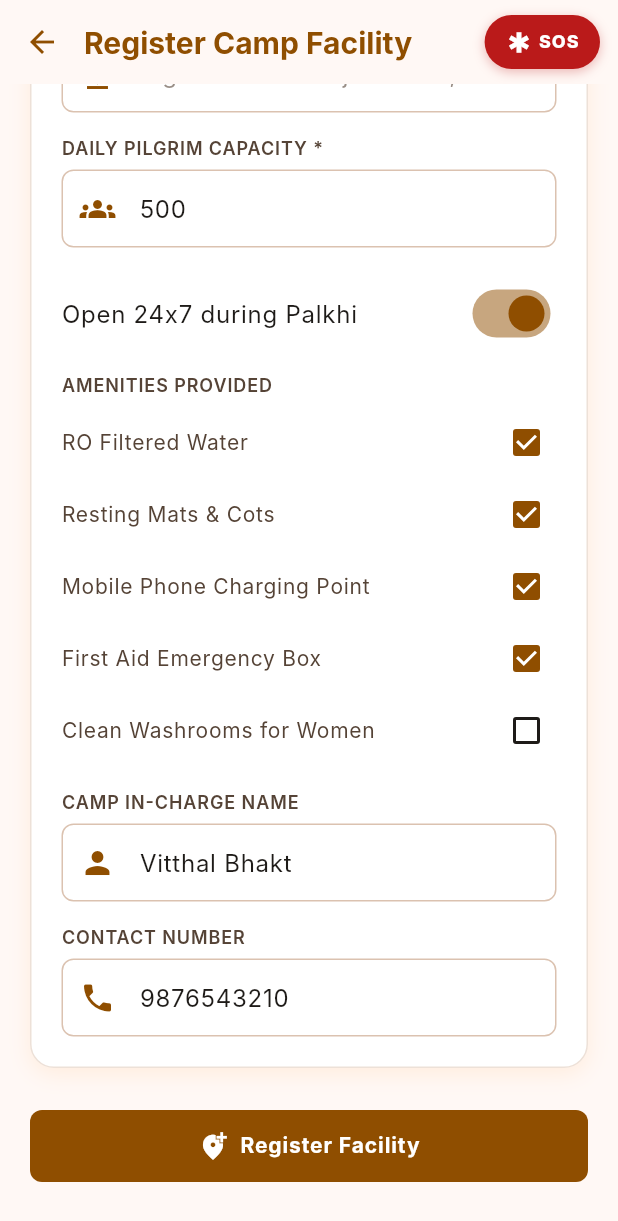
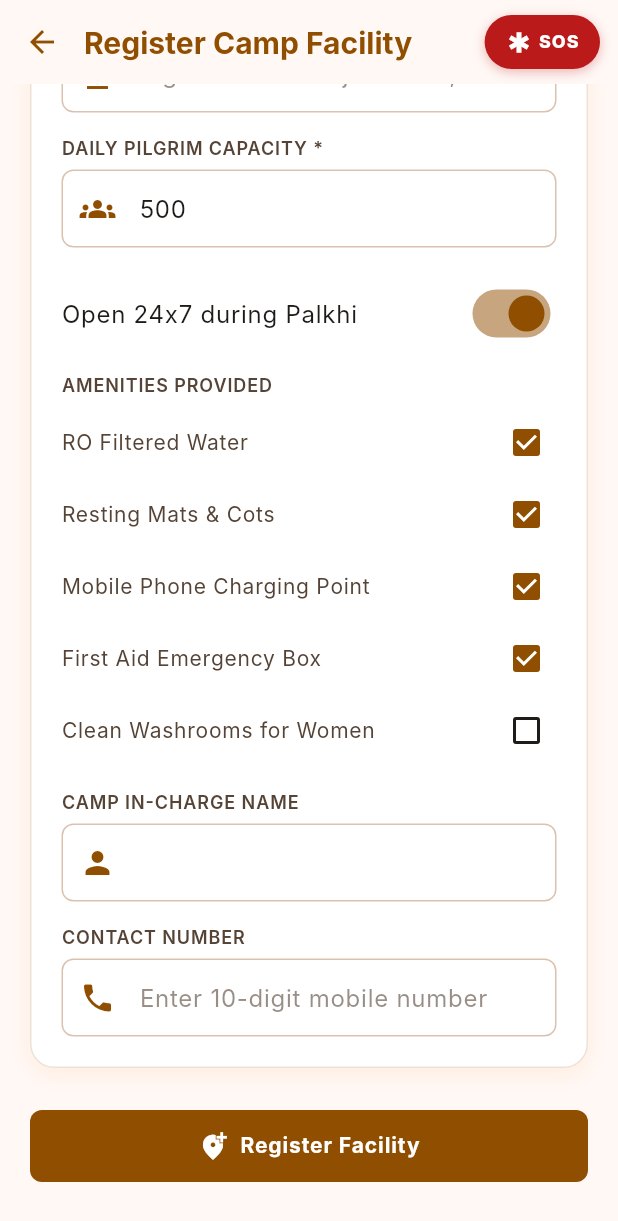
Before and after one commit to Yato-22/wari-app, a Flutter app: the CampRegistrationScreen screen opened by its route, scrolled down 377 dp, on a phone screen of 412 x 824 dp. Shown: the top 1221 px of the screen. Run offline on Flutter 3.47's test engine with Material 3 defaults, Android fonts, the phone set to English and light mode, and no system bars; our stand-ins replace flutter_map, latlong2, supabase_flutter; accounts and stored records are empty; Roboto replaces fonts that are missing (Inter).

Commit message:
ui change

```diff
--- a/lib/Screens/camp_registration_screen.dart
+++ b/lib/Screens/camp_registration_screen.dart
@@ -1,4 +1,5 @@
 import 'package:flutter/material.dart';
+import 'package:flutter/services.dart';
 import '../theme/app_colors.dart';
 import '../theme/app_typography.dart';
 import '../widgets/app_top_bar.dart';
@@ -18,8 +19,8 @@ class _CampRegistrationScreenState extends State<CampRegistrationScreen> {
   final TextEditingController _nameController = TextEditingController();
   final TextEditingController _locationController = TextEditingController();
   final TextEditingController _capacityController = TextEditingController(text: '500');
-  final TextEditingController _inchargeController = TextEditingController(text: 'Vitthal Bhakt');
-  final TextEditingController _phoneController = TextEditingController(text: '9876543210');
+  final TextEditingController _inchargeController = TextEditingController();
+  final TextEditingController _phoneController = TextEditingController();
 
   FacilityType _selectedType = FacilityType.food;
   bool _is24Hours = true;
@@ -231,7 +232,12 @@ class _CampRegistrationScreenState extends State<CampRegistrationScreen> {
                     CustomTextField(
                       label: 'CONTACT NUMBER',
                       controller: _phoneController,
-                      keyboardType: TextInputType.phone,
+                      keyboardType: TextInputType.number,
+                      hintText: 'Enter 10-digit mobile number',
+                      inputFormatters: [
+                        FilteringTextInputFormatter.digitsOnly,
+                        LengthLimitingTextInputFormatter(10),
+                      ],
                       prefixIcon: const Icon(Icons.phone, color: AppColors.primary),
                     ),
                   ],
--- a/lib/Screens/edit_profile_screen.dart
+++ b/lib/Screens/edit_profile_screen.dart
@@ -1,4 +1,5 @@
 import 'package:flutter/material.dart';
+import 'package:flutter/services.dart';
 import '../theme/app_colors.dart';
 import '../theme/app_typography.dart';
 import '../widgets/app_top_bar.dart';
@@ -147,14 +148,24 @@ class _EditProfileScreenState extends State<EditProfileScreen> {
                     CustomTextField(
                       label: 'PHONE NUMBER / मोबाईल क्रमांक',
                       controller: _phoneController,
-                      keyboardType: TextInputType.phone,
+                      keyboardType: TextInputType.number,
+                      hintText: 'Enter 10-digit mobile number',
+                      inputFormatters: [
+                        FilteringTextInputFormatter.digitsOnly,
+                        LengthLimitingTextInputFormatter(10),
+                      ],
                       prefixIcon: const Icon(Icons.phone, color: AppColors.primary),
                     ),
                     const SizedBox(height: 16),
                     CustomTextField(
                       label: 'EMERGENCY CONTACT NUMBER / आपत्कालीन संपर्क',
                       controller: _emergencyContactController,
-                      keyboardType: TextInputType.phone,
+                      keyboardType: TextInputType.number,
+                      hintText: 'Enter 10-digit mobile number',
+                      inputFormatters: [
+                        FilteringTextInputFormatter.digitsOnly,
+                        LengthLimitingTextInputFormatter(10),
+                      ],
                       prefixIcon: const Icon(Icons.emergency_outlined, color: AppColors.error),
                     ),
                     const SizedBox(height: 16),
--- a/lib/Screens/organiser_application_step1_screen.dart
+++ b/lib/Screens/organiser_application_step1_screen.dart
@@ -1,4 +1,5 @@
 import 'package:flutter/material.dart';
+import 'package:flutter/services.dart';
 import '../theme/app_colors.dart';
 import '../theme/app_typography.dart';
 import '../widgets/app_top_bar.dart';
@@ -17,7 +18,7 @@ class _OrganiserApplicationStep1ScreenState extends State<OrganiserApplicationSt
   final TextEditingController _nameController = TextEditingController(text: 'Vitthal Bhakt');
   final TextEditingController _trustController = TextEditingController(text: 'Shri Vitthal Seva Pratishthan Trust');
   final TextEditingController _regNoController = TextEditingController(text: 'MAH/PUN/2018/9842');
-  final TextEditingController _phoneController = TextEditingController(text: '9876543210');
+  final TextEditingController _phoneController = TextEditingController();
   final TextEditingController _emailController = TextEditingController(text: 'vitthal.bhakt@warkari.org');
   String _selectedIdType = 'Aadhaar Card';
 
@@ -127,7 +128,12 @@ class _OrganiserApplicationStep1ScreenState extends State<OrganiserApplicationSt
                     CustomTextField(
                       label: 'CONTACT NUMBER *',
                       controller: _phoneController,
-                      keyboardType: TextInputType.phone,
+                      keyboardType: TextInputType.number,
+                      hintText: 'Enter 10-digit mobile number',
+                      inputFormatters: [
+                        FilteringTextInputFormatter.digitsOnly,
+                        LengthLimitingTextInputFormatter(10),
+                      ],
                       prefixIcon: const Icon(Icons.phone, color: AppColors.primary),
                     ),
                     const SizedBox(height: 16),
--- a/lib/Screens/volunteer_detail_apply_screen.dart
+++ b/lib/Screens/volunteer_detail_apply_screen.dart
@@ -1,4 +1,5 @@
 import 'package:flutter/material.dart';
+import 'package:flutter/services.dart';
 import '../theme/app_colors.dart';
 import '../theme/app_typography.dart';
 import '../widgets/app_top_bar.dart';
@@ -16,8 +17,8 @@ class VolunteerDetailApplyScreen extends StatefulWidget {
 }
 
 class _VolunteerDetailApplyScreenState extends State<VolunteerDetailApplyScreen> {
-  final TextEditingController _nameController = TextEditingController(text: 'Vitthal Bhakt');
-  final TextEditingController _phoneController = TextEditingController(text: '9876543210');
+  final TextEditingController _nameController = TextEditingController();
+  final TextEditingController _phoneController = TextEditingController();
   final TextEditingController _expController = TextEditingController(text: 'Served in 2024 and 2025 Wari at Saswad food camp.');
   String _selectedSlot = 'Morning Shift (06:00 AM - 12:00 PM)';
   bool _isLoading = false;
@@ -215,7 +216,12 @@ class _VolunteerDetailApplyScreenState extends State<VolunteerDetailApplyScreen>
                     CustomTextField(
                       label: 'CONTACT NUMBER',
                       controller: _phoneController,
-                      keyboardType: TextInputType.phone,
+                      keyboardType: TextInputType.number,
+                      hintText: 'Enter 10-digit mobile number',
+                      inputFormatters: [
+                        FilteringTextInputFormatter.digitsOnly,
+                        LengthLimitingTextInputFormatter(10),
+                      ],
                       prefixIcon: const Icon(Icons.phone, color: AppColors.primary),
                     ),
                     const SizedBox(height: 14),
--- a/lib/main.dart
+++ b/lib/main.dart
@@ -10,6 +10,7 @@ void main() async {
 
   await Supabase.initialize(
     url: 'https://hoeayfrmlclbxmikwcyl.supabase.co',
+    // ignore: deprecated_member_use
     anonKey: 'sb_publishable_3a1m9eDPOma0HhLRFsu7sA_eW4WXAGG',
   );
 
--- a/lib/models/app_state.dart
+++ b/lib/models/app_state.dart
@@ -45,7 +45,7 @@ class AppState extends ChangeNotifier {
     try {
       await supabaseService.updateProfile(updated);
     } catch (e) {
-      print('Failed to update profile: $e');
+      debugPrint('Failed to update profile: $e');
     }
   }
 
@@ -73,7 +73,7 @@ class AppState extends ChangeNotifier {
         try {
           await supabaseService.createProfile(_user);
         } catch (e) {
-          print('Error creating profile: $e');
+          debugPrint('Error creating profile: $e');
         }
       }
     }
@@ -88,7 +88,7 @@ class AppState extends ChangeNotifier {
       phone: '',
       role: UserRole.guest,
     );
-    _facilities = [];
+    _facilities = List.from(_defaultFacilities);
     _reports = [];
     _opportunities = [];
     _volunteerApplications = [];
@@ -100,29 +100,201 @@ class AppState extends ChangeNotifier {
     notifyListeners();
 
     try {
-      _facilities = await supabaseService.getFacilities();
+      final remoteFacilities = await supabaseService.getFacilities();
+      if (remoteFacilities.isNotEmpty) {
+        _facilities = remoteFacilities;
+      } else if (_facilities.isEmpty) {
+        _facilities = List.from(_defaultFacilities);
+      }
       _reports = await supabaseService.getIssueReports();
       _opportunities = await supabaseService.getVolunteerOpportunities();
       if (supabaseService.currentUser != null) {
         _volunteerApplications = await supabaseService.getVolunteerApplications();
       }
     } catch (e) {
-      print('Error loading data: $e');
+      debugPrint('Error loading data: $e');
+      if (_facilities.isEmpty) {
+        _facilities = List.from(_defaultFacilities);
+      }
     }
 
     isLoading = false;
     notifyListeners();
   }
 
+  // Default Pilgrimage Facilities List along Palkhi Marg
+  static const List<CampFacility> _defaultFacilities = [
+    CampFacility(
+      id: 'camp-001',
+      name: 'Vitthal Rukmini Anna Chhatra',
+      type: FacilityType.food,
+      description: 'Hot Mahaprasad (Khichdi, Pithla-Bhakri), filtered water, and resting mats available 24/7 for all Warkaris.',
+      locationName: 'Saswad Ghat Stop, Pune-Pandharpur Route',
+      distanceKm: 0.5,
+      status: FacilityStatus.open,
+      capacity: 1500,
+      currentOccupancy: 850,
+      amenities: ['Hot Mahaprasad', 'RO Filtered Water', 'Resting Hall (Mats provided)', 'Mobile Charging', 'First Aid'],
+      contactPerson: 'Rameshwar Maharaj',
+      contactPhone: '+91 98220 11223',
+      latitude: 18.3444,
+      longitude: 74.0305,
+    ),
+    CampFacility(
+      id: 'camp-002',
+      name: 'Shree Sant Tukaram Medical Seva Camp',
+      type: FacilityType.medical,
+      description: 'Free emergency doctor consultations, leg massage, blister care, pain sprays, and essential medicines.',
+      locationName: 'Jejuri Khandoba Mandir Foothills',
+      distanceKm: 1.2,
+      status: FacilityStatus.open,
+      capacity: 300,
+      currentOccupancy: 120,
+      amenities: ['Emergency Doctor On-Duty', 'Ambulance Standby (108)', 'Pain Relief Sprays', 'Foot Blister Dressing', 'Resting Cots'],
+      contactPerson: 'Dr. Anant Kulkarni',
+      contactPhone: '+91 94220 55667',
+      latitude: 18.2750,
+      longitude: 74.1592,
+    ),
+    CampFacility(
+      id: 'camp-003',
+      name: 'Sant Dnyaneshwar Jal Seva Kendra',
+      type: FacilityType.water,
+      description: 'Chilled RO filtered drinking water refill station, electrolyte distribution, and compostable cups.',
+      locationName: 'Valhe Village Chowk, Palkhi Marg',
+      distanceKm: 2.8,
+      status: FacilityStatus.busy,
+      capacity: 6000,
+      currentOccupancy: 4800,
+      amenities: ['Chilled RO Water', 'ORS / Electrolytes', 'Quick Refill Dispensers', 'Biodegradable Cups'],
+      contactPerson: 'Mahesh Jadhav',
+      contactPhone: '+91 97654 33221',
+      latitude: 18.1722,
+      longitude: 74.1611,
+    ),
+    CampFacility(
+      id: 'camp-004',
+      name: 'Pandharpur Mobile Sanitation & Toilet Complex',
+      type: FacilityType.toilet,
+      description: 'Maintained hygienic mobile toilets, separate washrooms for women, running water, and liquid sanitizers.',
+      locationName: 'Lonand Phata, Palkhi Highway',
+      distanceKm: 4.1,
+      status: FacilityStatus.open,
+      capacity: 80,
+      currentOccupancy: 35,
+      amenities: ['Separate Women Washrooms', '24/7 Running Water', 'Handwash & Sanitizer', 'Disabled Accessible'],
+      contactPerson: 'Santosh Shinde',
+      contactPhone: '+91 98900 44556',
+      latitude: 18.0428,
+      longitude: 74.1883,
+    ),
+    CampFacility(
+      id: 'camp-005',
+      name: 'Dnyanoba Mauli Annachatra & Vishranti Gruha',
+      type: FacilityType.food,
+      description: 'Continuous hot meals serving Shira, Sheera-Upma breakfast and full thali meal. Large waterproof tent for overnight stay.',
+      locationName: 'Phaltan Sugar Factory Ground, Phaltan',
+      distanceKm: 8.5,
+      status: FacilityStatus.open,
+      capacity: 2500,
+      currentOccupancy: 1400,
+      amenities: ['Breakfast & Thali Meals', 'Waterproof Night Shelter', 'Clean Drinking Water', 'Luggage Cloakroom'],
+      contactPerson: 'Pandurang Patil',
+      contactPhone: '+91 94230 77889',
+      latitude: 17.9833,
+      longitude: 74.4333,
+    ),
+    CampFacility(
+      id: 'camp-006',
+      name: 'Red Cross Emergency Trauma & Blister Care Unit',
+      type: FacilityType.medical,
+      description: 'Advanced medical camp with orthopedic support, cardiac defibrillator, and 50 bed resting recovery facility.',
+      locationName: 'Malshiras Central Bus Stand Stop',
+      distanceKm: 14.0,
+      status: FacilityStatus.open,
+      capacity: 500,
+      currentOccupancy: 210,
+      amenities: ['Physiotherapy & Foot Care', 'Cardiac ICU Van', 'Free Glucose & IV Drips', 'Wheelchairs Available'],
+      contactPerson: 'Dr. Sunita Deshmukh',
+      contactPhone: '+91 98231 99001',
+      latitude: 17.8500,
+      longitude: 74.9000,
+    ),
+    CampFacility(
+      id: 'camp-007',
+      name: 'Wakhari Ringan Seva Camp & Water Station',
+      type: FacilityType.water,
+      description: 'Grand Ringan ceremony hydration zone. High-capacity water tankers and glucose drink pouches for all Dindis.',
+      locationName: 'Wakhari Ringan Ground, Pandharpur Outskirts',
+      distanceKm: 22.4,
+      status: FacilityStatus.busy,
+      capacity: 10000,
+      currentOccupancy: 8500,
+      amenities: ['Tanker Refill Lines', 'Glucose Energy Drinks', 'Emergency First Aid', 'Dindi Coordination Desk'],
+      contactPerson: 'Babanrao Salunkhe',
+      contactPhone: '+91 97630 44552',
+      latitude: 17.6980,
+      longitude: 75.2750,
+    ),
+    CampFacility(
+      id: 'camp-008',
+      name: 'Chandrabhaga Snan & Ghat Sanitation Base',
+      type: FacilityType.toilet,
+      description: 'Holy bath assistance station at Chandrabhaga river bank with changing rooms, locker kiosks, and mobile toilets.',
+      locationName: 'Chandrabhaga River Ghat, Pandharpur',
+      distanceKm: 25.0,
+      status: FacilityStatus.open,
+      capacity: 200,
+      currentOccupancy: 180,
+      amenities: ['Secure Clothes Locker', 'Women Changing Rooms', 'Life Guard Patrol', 'Soap & Water Kiosks'],
+      contactPerson: 'Vitthal Mandir Trust Sevadhar',
+      contactPhone: '+91 98500 12345',
+      latitude: 17.6775,
+      longitude: 75.3268,
+    ),
+    CampFacility(
+      id: 'camp-009',
+      name: 'Alandi Palkhi Prasthan Annachatra',
+      type: FacilityType.food,
+      description: 'Palkhi departure ceremony base camp with sweet Prasad, hot tea, and medical standby.',
+      locationName: 'Indrayani River Ghat, Alandi',
+      distanceKm: 0.0,
+      status: FacilityStatus.open,
+      capacity: 3000,
+      currentOccupancy: 2200,
+      amenities: ['24/7 Chai & Prasad', 'Resting Pandal', 'Lost & Found Booth', 'Audio Public Announcement'],
+      contactPerson: 'Eknath Maharaj',
+      contactPhone: '+91 98224 88776',
+      latitude: 18.6772,
+      longitude: 73.8967,
+    ),
+    CampFacility(
+      id: 'camp-010',
+      name: 'Dive Ghat Top Relief & Hydration Post',
+      type: FacilityType.water,
+      description: 'Crucial mountain pass resting post after the steep Dive Ghat ascent. Energy drinks, lemon water, and medical rest beds.',
+      locationName: 'Dive Ghat Summit Mastani Talav Viewpoint',
+      distanceKm: 3.5,
+      status: FacilityStatus.open,
+      capacity: 4000,
+      currentOccupancy: 2900,
+      amenities: ['Lemon Sharbath (Hydration)', 'Stretcher Evacuation Team', 'Oxygen Support', 'Shaded Rest Benches'],
+      contactPerson: 'Sanjay Jagtap',
+      contactPhone: '+91 94225 33441',
+      latitude: 18.3980,
+      longitude: 73.9980,
+    ),
+  ];
+
   // Camp Facilities List
-  List<CampFacility> _facilities = [];
+  List<CampFacility> _facilities = List.from(_defaultFacilities);
   List<CampFacility> get facilities => List.unmodifiable(_facilities);
 
   CampFacility? getFacilityById(String id) {
     try {
       return _facilities.firstWhere((f) => f.id == id);
     } catch (_) {
-      return null;
+      return _facilities.isNotEmpty ? _facilities.first : null;
     }
   }
 
@@ -135,7 +307,7 @@ class AppState extends ChangeNotifier {
       try {
         await supabaseService.updateFacility(updated);
       } catch (e) {
-        print('Error updating facility: $e');
+        debugPrint('Error updating facility: $e');
       }
     }
   }
@@ -149,7 +321,7 @@ class AppState extends ChangeNotifier {
       try {
         await supabaseService.updateFacility(updated);
       } catch (e) {
-        print('Error updating facility: $e');
+        debugPrint('Error updating facility: $e');
       }
     }
   }
@@ -160,7 +332,7 @@ class AppState extends ChangeNotifier {
     try {
       await supabaseService.createFacility(facility);
     } catch (e) {
-      print('Error adding facility: $e');
+      debugPrint('Error adding facility: $e');
       // Could remove it on failure or show error
     }
   }
@@ -175,7 +347,7 @@ class AppState extends ChangeNotifier {
     try {
       await supabaseService.createIssueReport(report);
     } catch (e) {
-      print('Error adding report (RLS might prevent this): $e');
+      debugPrint('Error adding report (RLS might prevent this): $e');
     }
   }
 
@@ -202,7 +374,7 @@ class AppState extends ChangeNotifier {
     try {
       await supabaseService.createVolunteerApplication(app);
     } catch (e) {
-      print('Error adding application (RLS might prevent this): $e');
+      debugPrint('Error adding application (RLS might prevent this): $e');
     }
   }
 
--- a/lib/models/volunteer_opportunity.dart
+++ b/lib/models/volunteer_opportunity.dart
@@ -103,6 +103,7 @@ class VolunteerApplication {
     String? experience,
     VolunteerStatus? status,
     DateTime? appliedAt,
+    String? userId,
   }) {
     return VolunteerApplication(
       id: id ?? this.id,
--- a/lib/widgets/custom_text_field.dart
+++ b/lib/widgets/custom_text_field.dart
@@ -1,4 +1,5 @@
 import 'package:flutter/material.dart';
+import 'package:flutter/services.dart';
 import '../theme/app_colors.dart';
 import '../theme/app_typography.dart';
 
@@ -9,9 +10,11 @@ class CustomTextField extends StatelessWidget {
   final TextEditingController? controller;
   final TextInputType keyboardType;
   final int maxLines;
+  final int? maxLength;
   final bool obscureText;
   final Widget? prefixIcon;
   final Widget? suffixIcon;
+  final List<TextInputFormatter>? inputFormatters;
   final ValueChanged<String>? onChanged;
   final FormFieldValidator<String>? validator;
   final bool readOnly;
@@ -25,9 +28,11 @@ class CustomTextField extends StatelessWidget {
     this.controller,
     this.keyboardType = TextInputType.text,
     this.maxLines = 1,
+    this.maxLength,
     this.obscureText = false,
     this.prefixIcon,
     this.suffixIcon,
+    this.inputFormatters,
     this.onChanged,
     this.validator,
     this.readOnly = false,
@@ -53,6 +58,8 @@ class CustomTextField extends StatelessWidget {
           initialValue: initialValue,
           keyboardType: keyboardType,
           maxLines: maxLines,
+          maxLength: maxLength,
+          inputFormatters: inputFormatters,
           obscureText: obscureText,
           readOnly: readOnly,
           onTap: onTap,
```
Also changed, not shown: lib/Screens/login_otp_screen.dart (+15 -28 lines), lib/services/supabase_service.dart (+57 -29 lines), 1 other file.
